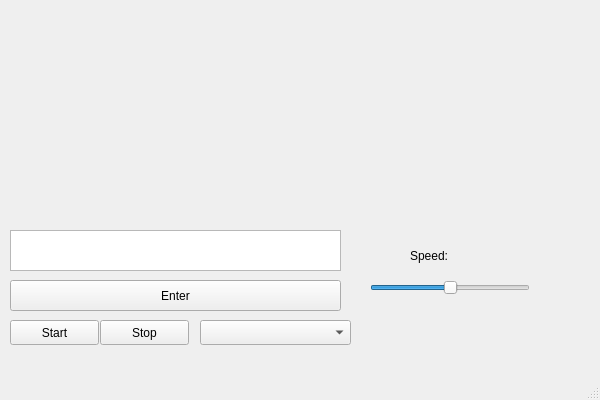
Above: task2/Sort/mainwindow.ui from kurtwalkir/glcpp before the change. Below: the same form after it.
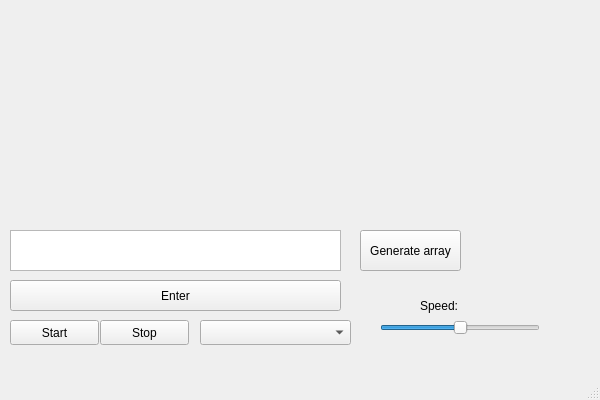
That is the form after the change.

```diff
--- a/task2/Sort/mainwindow.ui
+++ b/task2/Sort/mainwindow.ui
@@ -94,8 +94,8 @@
    <widget class="QSlider" name="horizontalSlider">
     <property name="geometry">
      <rect>
-      <x>370</x>
-      <y>280</y>
+      <x>380</x>
+      <y>320</y>
       <width>160</width>
       <height>16</height>
      </rect>
@@ -116,8 +116,8 @@
    <widget class="QLabel" name="label">
     <property name="geometry">
      <rect>
-      <x>410</x>
-      <y>240</y>
+      <x>420</x>
+      <y>290</y>
       <width>81</width>
       <height>31</height>
      </rect>
@@ -126,6 +126,19 @@
      <string>Speed:</string>
     </property>
    </widget>
+   <widget class="QPushButton" name="pushButton_4">
+    <property name="geometry">
+     <rect>
+      <x>360</x>
+      <y>230</y>
+      <width>101</width>
+      <height>41</height>
+     </rect>
+    </property>
+    <property name="text">
+     <string>Generate array</string>
+    </property>
+   </widget>
   </widget>
   <widget class="QMenuBar" name="menubar">
    <property name="geometry">
```
